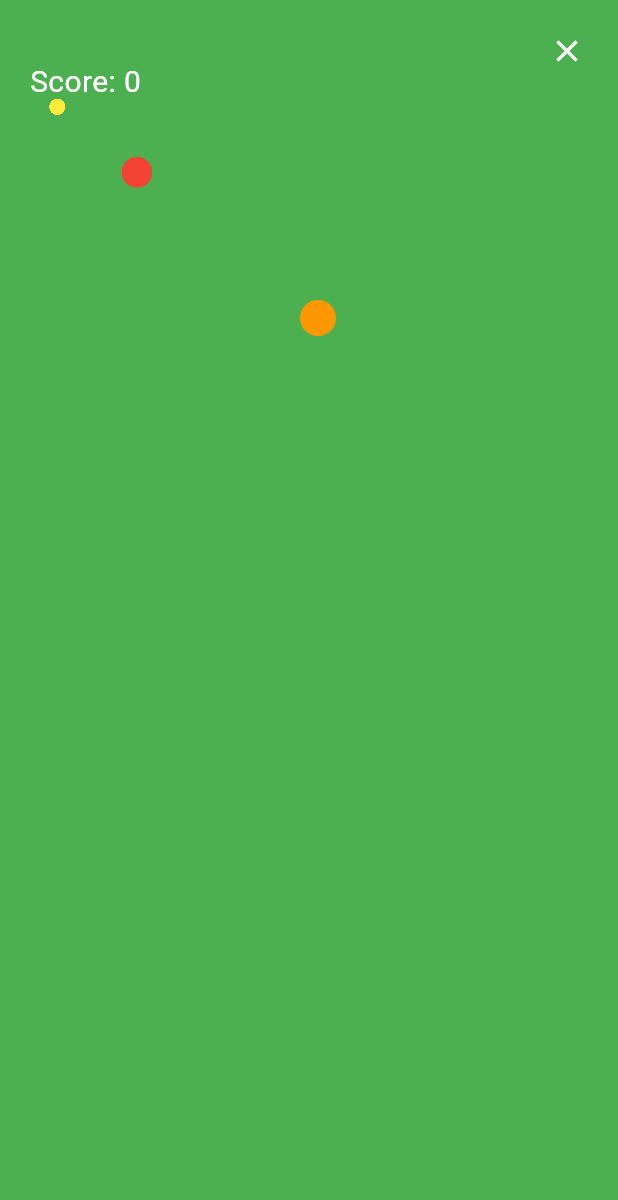
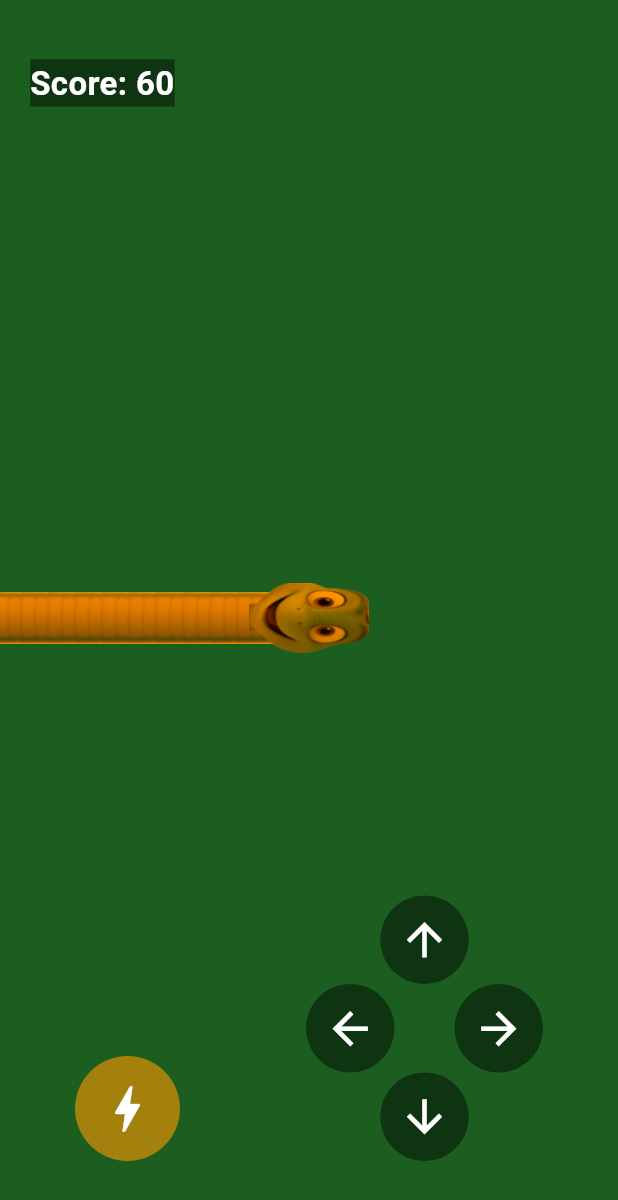
Before and after one commit to 53506658/snake_game, a Flutter app: the screen it shows after launch, after a tap on "PLAY", on a phone screen of 412 x 824 dp. Shown: the top 1200 px of the screen. Run offline on Flutter 3.47's test engine with Material 3 defaults, Android fonts, the phone set to English and light mode, and no system bars; our stand-ins replace audioplayers, cloud_firestore, firebase_core, google_mobile_ads, shared_preferences; missing offline and left inert: yandex_mobileads; accounts and stored records are empty; network calls fail.

```diff
--- a/lib/main.dart
+++ b/lib/main.dart
@@ -1,212 +1,267 @@
 import 'dart:async';
 import 'dart:math';
+import 'dart:ui' as ui;
 import 'package:flutter/material.dart';
-import 'package:google_mobile_ads/google_mobile_ads.dart' as g_ads;
-import 'package:yandex_mobileads/yandex_mobileads.dart' as y_ads;
+import 'package:google_mobile_ads/google_mobile_ads.dart' as google;
+import 'package:yandex_mobileads/yandex_mobileads.dart' as yandex;
+import 'package:audioplayers/audioplayers.dart';
+import 'package:shared_preferences/shared_preferences.dart';
+import 'package:cloud_firestore/cloud_firestore.dart';
 import 'package:firebase_core/firebase_core.dart';
-import 'package:cloud_firestore/cloud_firestore.dart';
-import 'package:shared_preferences/shared_preferences.dart';
 
 void main() async {
   WidgetsFlutterBinding.ensureInitialized();
   try {
     await Firebase.initializeApp();
-    await g_ads.MobileAds.instance.initialize();
-    y_ads.MobileAds.initialize();
+    await google.MobileAds.instance.initialize();
+    yandex.MobileAds.initialize();
   } catch (e) {
-    debugPrint("Initialization Error: $e");
+    debugPrint("Init Error: $e");
+  }
+  runApp(MaterialApp(home: StartScreen(), debugShowCheckedModeBanner: false));
 }
 
-  runApp(const MaterialApp(
-    debugShowCheckedModeBanner: false,
-    home: Home(),
-  ));
+class Snake {
+  List<Offset> body = []; List<double> angles = [];
+  double angle = 0.0, targetAngle = 0.0;
+  int length; bool isBoosting = false; Color? skinColor;
+  Snake({required Offset startPos, this.skinColor, this.length = 60}) {
+    body = List.generate(length, (i) => startPos);
+    angles = List.generate(length, (i) => 0.0);
+  }
 }
 
-// --- شاشة البداية ---
-class Home extends StatelessWidget {
-  const Home({super.key});
+class StartScreen extends StatefulWidget {
+  @override
+  _StartScreenState createState() => _StartScreenState();
+}
+
+class _StartScreenState extends State<StartScreen> {
+  int highScore = 0, totalPoints = 0;
+  Color selectedColor = Colors.orange;
+  List<String> unlockedSkins = ['orange'];
+  google.BannerAd? _bannerAd;
+  bool _isBannerAdLoaded = false;
+
+  final Map<String, Color> skinLibrary = {
+    'orange': Colors.orange, 'blue': Colors.blue, 'green': Colors.green, 'purple': Colors.purple, 'red': Colors.red,
+  };
+
+  @override
+  void initState() { super.initState(); _loadData(); _loadBannerAd(); }
+
+  void _loadBannerAd() {
+    _bannerAd = google.BannerAd(
+      adUnitId: 'ca-app-pub-3940256099942544/6300978111',
+      size: google.AdSize.banner,
+      request: const google.AdRequest(),
+      listener: google.BannerAdListener(
+        onAdLoaded: (_) => setState(() => _isBannerAdLoaded = true),
+        onAdFailedToLoad: (ad, e) => ad.dispose(),
+      ),
+    )..load();
+  }
+
+  void _loadData() async {
+    final prefs = await SharedPreferences.getInstance();
+    setState(() {
+      highScore = prefs.getInt('highScore') ?? 0;
+      totalPoints = prefs.getInt('totalPoints') ?? 0;
+      unlockedSkins = prefs.getStringList('unlockedSkins') ?? ['orange'];
+      selectedColor = skinLibrary[prefs.getString('selectedSkin') ?? 'orange']!;
+    });
+  }
 
   @override
   Widget build(BuildContext context) {
+    Size s = MediaQuery.of(context).size;
     return Scaffold(
       backgroundColor: Colors.black,
-      body: Center(
+      body: Stack(
+        children: [
+          Center(
             child: Column(
               mainAxisAlignment: MainAxisAlignment.center,
               children: [
-            const Text("SNAKE PRO",
-              style: TextStyle(fontSize: 40, color: Colors.orange, fontWeight: FontWeight.bold),
-            ),
+                const Text("SNAKE PRO", style: TextStyle(color: Colors.orangeAccent, fontSize: 60, fontWeight: FontWeight.bold)),
+                Text("💰 Points: $totalPoints", style: const TextStyle(color: Colors.amber, fontSize: 20)),
+                const SizedBox(height: 30),
+                Row(mainAxisAlignment: MainAxisAlignment.center, children: skinLibrary.keys.map((name) => _skinCircle(name)).toList()),
                 const SizedBox(height: 40),
                 ElevatedButton(
-              onPressed: () => Navigator.push(context, MaterialPageRoute(builder: (_) => const Game())),
-              child: const Text("PLAY"),
-            ),
-            const SizedBox(height: 10),
-            ElevatedButton(
-              onPressed: () => Navigator.push(context, MaterialPageRoute(builder: (_) => const Shop())),
-              child: const Text("SHOP"),
+                  style: ElevatedButton.styleFrom(backgroundColor: Colors.orange, padding: const EdgeInsets.symmetric(horizontal: 80, vertical: 20), shape: const StadiumBorder()),
+                  onPressed: () => Navigator.push(context, MaterialPageRoute(builder: (c) => SnakeIoPro(color: selectedColor, currentHighScore: highScore))).then((_) => _loadData()),
+                  child: const Text("PLAY", style: TextStyle(color: Colors.white, fontSize: 25, fontWeight: FontWeight.bold)),
                 ),
               ],
             ),
           ),
+          if (_isBannerAdLoaded) Positioned(bottom: 0, width: s.width, height: 50, child: google.AdWidget(ad: _bannerAd!)),
+        ],
+      ),
     );
   }
+
+  Widget _skinCircle(String name) {
+    bool unlocked = unlockedSkins.contains(name);
+    return GestureDetector(
+      onTap: () async {
+        final prefs = await SharedPreferences.getInstance();
+        if (unlocked) { setState(() => selectedColor = skinLibrary[name]!); await prefs.setString('selectedSkin', name); }
+        else if (totalPoints >= 500) { setState(() { totalPoints -= 500; unlockedSkins.add(name); }); await prefs.setInt('totalPoints', totalPoints); await prefs.setStringList('unlockedSkins', unlockedSkins); }
+      },
+      child: Container(margin: const EdgeInsets.all(8), decoration: BoxDecoration(shape: BoxShape.circle, border: Border.all(color: selectedColor == skinLibrary[name] ? Colors.white : Colors.transparent, width: 3)), child: CircleAvatar(backgroundColor: skinLibrary[name], radius: 20, child: unlocked ? null : const Icon(Icons.lock, size: 15, color: Colors.white))),
+    );
+  }
+  @override void dispose() { _bannerAd?.dispose(); super.dispose(); }
 }
 
-// --- شاشة اللعبة ---
-class Game extends StatefulWidget {
-  const Game({super.key});
-  @override
-  State<Game> createState() => _GameState();
+class SnakeIoPro extends StatefulWidget {
+  final Color color; final int currentHighScore;
+  SnakeIoPro({required this.color, required this.currentHighScore});
+  @override _SnakeIoProState createState() => _SnakeIoProState();
 }
 
-class _GameState extends State<Game> {
-  Offset player = const Offset(200, 200);
-  List<Offset> food = [];
-  List<Offset> bots = [];
-  Timer? loop;
-  int score = 0;
-  int level = 1;
-
-  g_ads.InterstitialAd? googleAd;
-  y_ads.InterstitialAd? yandexAd; // تم تصحيح النوع هنا
+class _SnakeIoProState extends State<SnakeIoPro> {
+  late Snake player; List<Snake> bots = []; List<Offset> food = [];
+  final double worldSize = 5000.0; Timer? gameLoop;
+  ui.Image? head, body;
+  final AudioPlayer bgPlayer = AudioPlayer(), fxPlayer = AudioPlayer();
+  google.InterstitialAd? _googleAd;
+  yandex.InterstitialAd? _yandexAd;
 
   @override
   void initState() {
     super.initState();
-    food = List.generate(120, (_) => Offset(Random().nextDouble() * 300, Random().nextDouble() * 600));
-    bots = List.generate(5, (_) => Offset(Random().nextDouble() * 300, Random().nextDouble() * 600));
-    loadAds();
-    loop = Timer.periodic(const Duration(milliseconds: 16), (_) => update());
+    player = Snake(startPos: const Offset(2500, 2500), skinColor: widget.color);
+    bots = List.generate(5, (i) => Snake(startPos: Offset(Random().nextDouble()*worldSize, Random().nextDouble()*worldSize), skinColor: Colors.blue));
+    food = List.generate(200, (i) => Offset(Random().nextDouble()*worldSize, Random().nextDouble()*worldSize));
+    _loadAssets(); _loadDualAds();
+    _playMusic();
+    gameLoop = Timer.periodic(const Duration(milliseconds: 16), (t) => updateGame());
   }
 
-  void loadAds() {
-    // إعلان جوجل
-    g_ads.InterstitialAd.load(
+  void _loadDualAds() {
+    google.InterstitialAd.load(
       adUnitId: 'ca-app-pub-3940256099942544/1033173712',
-      request: const g_ads.AdRequest(),
-      adLoadCallback: g_ads.InterstitialAdLoadCallback(
-        onAdLoaded: (ad) => googleAd = ad,
-        onAdFailedToLoad: (_) => googleAd = null,
-      ),
+      request: const google.AdRequest(),
+      adLoadCallback: google.InterstitialAdLoadCallback(onAdLoaded: (ad) => _googleAd = ad, onAdFailedToLoad: (e) => _googleAd = null),
     );
-
-    // إعلان ياندكس - تم تصحيحه ليتوافق مع نسخة 7+
-    final adLoader = y_ads.InterstitialAdLoader(
-      onAdLoaded: (ad) => setState(() => yandexAd = ad),
-      onAdFailedToLoad: (error) => yandexAd = null,
+    final loader = yandex.InterstitialAdLoader(
+      onAdLoaded: (ad) => setState(() => _yandexAd = ad),
+      onAdFailedToLoad: (error) => _yandexAd = null,
     );
-    adLoader.loadAd(adRequestConfiguration: y_ads.AdRequestConfiguration(adUnitId: 'R-M-DEMO-interstitial'));
+    loader.loadAd(adRequestConfiguration: yandex.AdRequestConfiguration(adUnitId: 'R-M-DEMO-interstitial'));
   }
 
-  void update() {
+  void _playMusic() async { await bgPlayer.setReleaseMode(ReleaseMode.loop); await bgPlayer.play(AssetSource('audio/music.mp3')); await bgPlayer.setVolume(0.3); }
+
+  Future<void> _loadAssets() async {
+    final dHead = await DefaultAssetBundle.of(context).load('assets/head.png');
+    final cHead = await ui.instantiateImageCodec(dHead.buffer.asUint8List(), targetWidth: 120);
+    head = (await cHead.getNextFrame()).image;
+    final dBody = await DefaultAssetBundle.of(context).load('assets/body.png');
+    final cBody = await ui.instantiateImageCodec(dBody.buffer.asUint8List(), targetWidth: 100);
+    body = (await cBody.getNextFrame()).image;
+    if (mounted) setState(() {});
+  }
+
+  void updateGame() {
     if (!mounted) return;
     setState(() {
-      level = (score ~/ 100) + 1;
-      for (int i = 0; i < bots.length; i++) {
-        final dir = (player - bots[i]);
-        bots[i] += Offset(dir.dx * 0.005, dir.dy * 0.005);
+      double diff = player.targetAngle - player.angle;
+      while (diff < -pi) diff += 2 * pi;
+      while (diff > pi) diff -= 2 * pi;
+      player.angle += diff * 0.15;
+      _move(player); _checkFood(player);
+      for (var b in bots) {
+        if (Random().nextInt(100) < 5) b.angle += (Random().nextDouble() - 0.5);
+        _move(b);
+        if ((player.body.first - b.body.first).distance < 45) _end();
       }
+    });
+  }
+
+  void _move(Snake s) {
+    double spd = (s.isBoosting ? 12.0 : 6.0);
+    s.body.insert(0, Offset((s.body.first.dx + cos(s.angle)*spd).clamp(0, worldSize), (s.body.first.dy + sin(s.angle)*spd).clamp(0, worldSize)));
+    s.angles.insert(0, s.angle);
+    if (s.body.length > s.length) { s.body.removeLast(); s.angles.removeLast(); }
+  }
+
+  void _checkFood(Snake s) {
     food.removeWhere((f) {
-        if ((f - player).distance < 20) {
-          score += 10;
+      if ((f - s.body.first).distance < 60) {
+        s.length += 5;
+        if (s == player) fxPlayer.play(AssetSource('audio/eat.mp3'));
         return true;
       }
       return false;
     });
-    });
+    if (food.length < 200) food.add(Offset(Random().nextDouble()*worldSize, Random().nextDouble()*worldSize));
   }
 
-  void gameOver() async {
-    loop?.cancel();
+  void _end() async {
+    gameLoop?.cancel(); bgPlayer.stop();
     final prefs = await SharedPreferences.getInstance();
-    int currentCoins = prefs.getInt("coins") ?? 0;
-    await prefs.setInt("coins", currentCoins + score);
-
-    FirebaseFirestore.instance.collection("leaderboard").add({
-      "score": score,
-      "level": level,
-      "time": DateTime.now(),
-    });
-
-    if (googleAd != null) {
-      googleAd!.show();
-    } else if (yandexAd != null) {
-      yandexAd!.show();
+    await prefs.setInt('totalPoints', (prefs.getInt('totalPoints') ?? 0) + player.length);
+    if (player.length > widget.currentHighScore) {
+      await prefs.setInt('highScore', player.length);
+      try { FirebaseFirestore.instance.collection('leaderboard').add({'name': 'Player', 'score': player.length}); } catch (e) {}
     }
-    if (mounted) Navigator.pop(context);
-  }
-
-  @override
-  void dispose() {
-    loop?.cancel();
-    googleAd?.dispose();
-    super.dispose();
+    if (_googleAd != null) _googleAd!.show(); else if (_yandexAd != null) _yandexAd!.show();
+    await fxPlayer.play(AssetSource('audio/die.wav'));
+    Navigator.pop(context);
   }
 
   @override
   Widget build(BuildContext context) {
+    Size s = MediaQuery.of(context).size;
     return Scaffold(
-      backgroundColor: Colors.green,
-      body: GestureDetector(
-        onPanUpdate: (d) => setState(() => player += d.delta),
-        child: Stack(
+      body: Stack(
         children: [
-            ...food.map((f) => Positioned(left: f.dx, top: f.dy, child: const CircleAvatar(radius: 5, backgroundColor: Colors.yellow))),
-            ...bots.map((b) => Positioned(left: b.dx, top: b.dy, child: const CircleAvatar(radius: 10, backgroundColor: Colors.red))),
-            Positioned(left: player.dx, top: player.dy, child: const CircleAvatar(radius: 12, backgroundColor: Colors.orange)),
-            Positioned(top: 40, left: 20, child: Text("Score: $score", style: const TextStyle(color: Colors.white, fontSize: 20))),
-            Positioned(top: 10, right: 10, child: IconButton(icon: const Icon(Icons.close, color: Colors.white), onPressed: gameOver)),
+          CustomPaint(size: Size.infinite, painter: GamePainter(player: player, bots: bots, food: food, sz: s, head: head, body: body, worldSize: worldSize)),
+          Positioned(bottom: 50, left: 50, child: _boostBtn()),
+          Positioned(bottom: 50, right: 50, child: _controls()),
+          Positioned(top: 40, left: 20, child: Text("Score: ${player.length}", style: const TextStyle(color: Colors.white, fontSize: 22, fontWeight: FontWeight.bold, backgroundColor: Colors.black45))),
         ],
-        ),
       ),
     );
   }
+
+  Widget _boostBtn() => GestureDetector(onTapDown: (_) => setState(() => player.isBoosting = true), onTapUp: (_) => setState(() => player.isBoosting = false), child: CircleAvatar(radius: 35, backgroundColor: Colors.orange.withOpacity(0.6), child: const Icon(Icons.bolt, color: Colors.white, size: 40)));
+  Widget _controls() => Column(children: [_btn(Icons.arrow_upward, -pi/2), Row(children: [_btn(Icons.arrow_back, pi), const SizedBox(width: 40), _btn(Icons.arrow_forward, 0)]), _btn(Icons.arrow_downward, pi/2)]);
+  Widget _btn(IconData i, double a) => GestureDetector(onTap: () => setState(() => player.targetAngle = a), child: Container(padding: const EdgeInsets.all(12), decoration: const BoxDecoration(color: Colors.black45, shape: BoxShape.circle), child: Icon(i, color: Colors.white, size: 35)));
+
+  @override
+  void dispose() { gameLoop?.cancel(); bgPlayer.dispose(); fxPlayer.dispose(); _googleAd?.dispose(); super.dispose(); }
 }
 
-// --- شاشة المتجر ---
-class Shop extends StatefulWidget {
-  const Shop({super.key});
+class GamePainter extends CustomPainter {
+  final Snake player; final List<Snake> bots; final List<Offset> food; final Size sz; final ui.Image? head, body; final double worldSize;
+  GamePainter({required this.player, required this.bots, required this.food, required this.sz, this.head, this.body, required this.worldSize});
+
   @override
-  State<Shop> createState() => _ShopState();
+  void paint(Canvas canvas, Size size) {
+    canvas.translate(sz.width / 2 - player.body.first.dx, sz.height / 2 - player.body.first.dy);
+    canvas.drawRect(Rect.fromLTWH(0, 0, worldSize, worldSize), Paint()..color = Colors.green.shade900);
+    for (var f in food) canvas.drawCircle(f, 10, Paint()..color = Colors.yellowAccent);
+    if (head != null && body != null) {
+      for (var b in bots) _drawSnake(canvas, b, b.skinColor);
+      _drawSnake(canvas, player, player.skinColor);
+    }
   }
 
-class _ShopState extends State<Shop> {
-  int coins = 0;
-  @override
-  void initState() { super.initState(); load(); }
-
-  Future<void> load() async {
-    final p = await SharedPreferences.getInstance();
-    setState(() => coins = p.getInt("coins") ?? 0);
-  }
-
-  @override
-  Widget build(BuildContext context) {
-    return Scaffold(
-      backgroundColor: Colors.black,
-      appBar: AppBar(title: const Text("SHOP"), backgroundColor: Colors.orange),
-      body: Center(
-        child: Column(
-          mainAxisAlignment: MainAxisAlignment.center,
-          children: [
-            Text("Coins: $coins", style: const TextStyle(color: Colors.white, fontSize: 25)),
-            const SizedBox(height: 20),
-            ElevatedButton(
-              onPressed: () async {
-                if (coins >= 500) {
-                  final p = await SharedPreferences.getInstance();
-                  await p.setInt("coins", coins - 500);
-                  load();
-                }
-              },
-              child: const Text("Buy Red Skin (500)"),
-            ),
-          ],
-        ),
-      ),
-    );
+  void _drawSnake(Canvas canvas, Snake s, Color? filter) {
+    int gap = 3;
+    for (int i = s.body.length - 1; i >= 0; i--) {
+      if (i % gap != 0 && i != 0) continue;
+      canvas.save(); canvas.translate(s.body[i].dx, s.body[i].dy); canvas.rotate(s.angles[i] + pi/2);
+      Paint p = Paint(); if (filter != null) p.colorFilter = ColorFilter.mode(filter, BlendMode.modulate);
+      paintImage(canvas: canvas, rect: Rect.fromCenter(center: Offset.zero, width: i==0?80:60, height: i==0?80:60), image: i==0?head!:body!, colorFilter: p.colorFilter, fit: BoxFit.contain);
+      canvas.restore();
     }
   }
+  @override
+  bool shouldRepaint(covariant CustomPainter old) => true;
+}
```
Also changed, not shown: pubspec.yaml (+9 -4 lines), 1 other file. Lines whose indentation alone changed are shown as unchanged.
